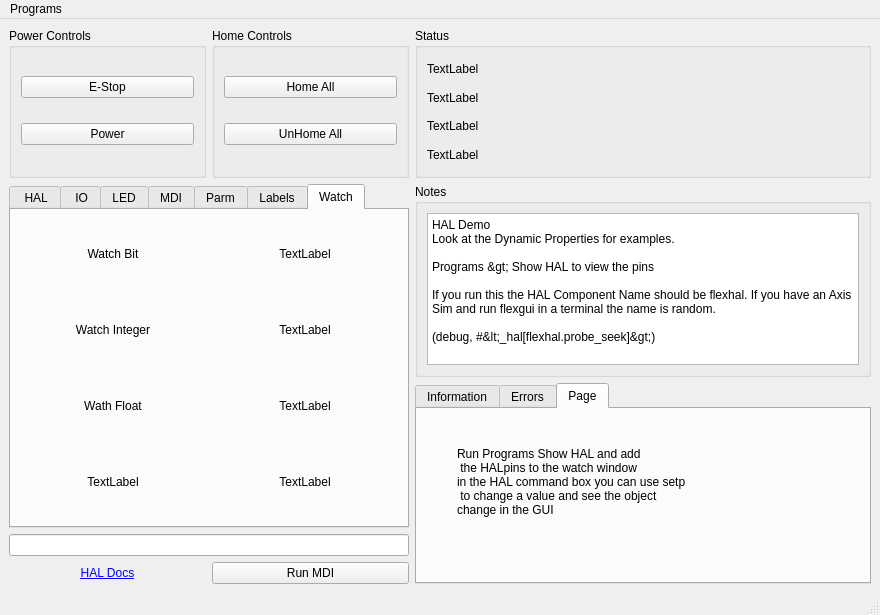
The window that examples/features/hal/hal.ui (jethornton/flexgui) describes before a commit, drawn with Qt 5.
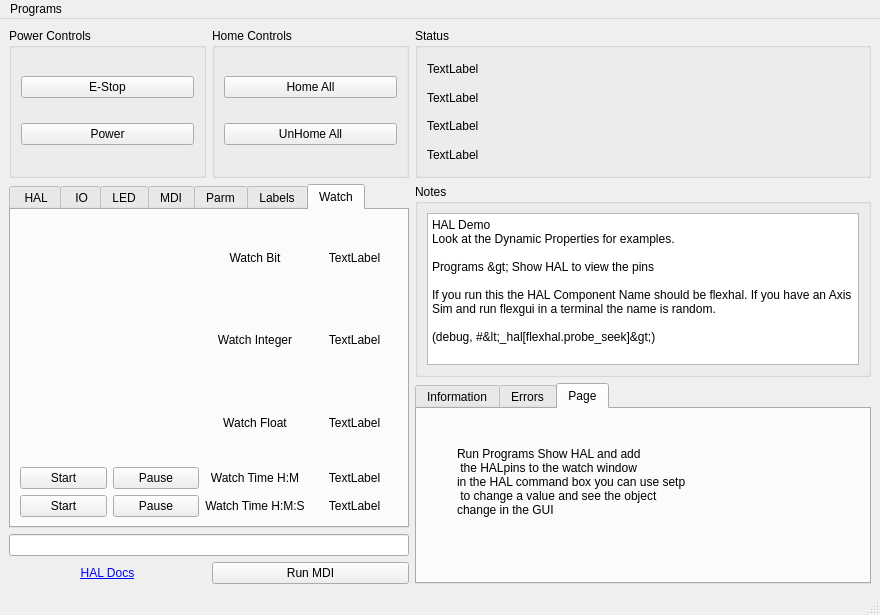
The same window after the commit.

Commit message: update example to add hal timer

```diff
--- a/examples/features/hal/hal.ui
+++ b/examples/features/hal/hal.ui
@@ -1026,7 +1026,33 @@
         <string>Watch</string>
        </attribute>
        <layout class="QGridLayout" name="gridLayout_12">
-        <item row="0" column="0">
+        <item row="3" column="2">
+         <widget class="QLabel" name="label_46">
+          <property name="text">
+           <string>Watch Time H:M</string>
+          </property>
+          <property name="alignment">
+           <set>Qt::AlignCenter</set>
+          </property>
+         </widget>
+        </item>
+        <item row="4" column="0">
+         <widget class="QPushButton" name="pushButton_4">
+          <property name="text">
+           <string>Start</string>
+          </property>
+          <property name="checkable">
+           <bool>true</bool>
+          </property>
+          <property name="function" stdset="0">
+           <string>hal_pin</string>
+          </property>
+          <property name="pin_name" stdset="0">
+           <string>start-hms-timer</string>
+          </property>
+         </widget>
+        </item>
+        <item row="0" column="2">
          <widget class="QLabel" name="label_7">
           <property name="text">
            <string>Watch Bit</string>
@@ -1036,7 +1062,36 @@
           </property>
          </widget>
         </item>
-        <item row="0" column="1">
+        <item row="2" column="2">
+         <widget class="QLabel" name="label_45">
+          <property name="text">
+           <string>Watch Float</string>
+          </property>
+          <property name="alignment">
+           <set>Qt::AlignCenter</set>
+          </property>
+         </widget>
+        </item>
+        <item row="3" column="3">
+         <widget class="QLabel" name="label_50">
+          <property name="text">
+           <string>TextLabel</string>
+          </property>
+          <property name="alignment">
+           <set>Qt::AlignCenter</set>
+          </property>
+          <property name="function" stdset="0">
+           <string>hal_watch_time_hm</string>
+          </property>
+          <property name="hours" stdset="0">
+           <string>time.0.hours</string>
+          </property>
+          <property name="minutes" stdset="0">
+           <string>time.0.minutes</string>
+          </property>
+         </widget>
+        </item>
+        <item row="0" column="3">
          <widget class="QLabel" name="label_47">
           <property name="text">
            <string>TextLabel</string>
@@ -1052,7 +1107,23 @@
           </property>
          </widget>
         </item>
-        <item row="1" column="0">
+        <item row="2" column="3">
+         <widget class="QLabel" name="label_49">
+          <property name="text">
+           <string>TextLabel</string>
+          </property>
+          <property name="alignment">
+           <set>Qt::AlignCenter</set>
+          </property>
+          <property name="function" stdset="0">
+           <string>hal_watch_float</string>
+          </property>
+          <property name="pin_name" stdset="0">
+           <string>joint.0.motor-pos-cmd</string>
+          </property>
+         </widget>
+        </item>
+        <item row="1" column="2">
          <widget class="QLabel" name="label_36">
           <property name="text">
            <string>Watch Integer</string>
@@ -1062,7 +1133,7 @@
           </property>
          </widget>
         </item>
-        <item row="1" column="1">
+        <item row="1" column="3">
          <widget class="QLabel" name="label_48">
           <property name="text">
            <string>TextLabel</string>
@@ -1078,34 +1149,34 @@
           </property>
          </widget>
         </item>
-        <item row="2" column="0">
-         <widget class="QLabel" name="label_45">
-          <property name="text">
-           <string>Wath Float</string>
-          </property>
-          <property name="alignment">
-           <set>Qt::AlignCenter</set>
-          </property>
-         </widget>
-        </item>
-        <item row="2" column="1">
-         <widget class="QLabel" name="label_49">
-          <property name="text">
-           <string>TextLabel</string>
-          </property>
-          <property name="alignment">
-           <set>Qt::AlignCenter</set>
-          </property>
-          <property name="function" stdset="0">
-           <string>hal_watch_float</string>
-          </property>
-          <property name="pin_name" stdset="0">
-           <string>joint.0.motor-pos-cmd</string>
-          </property>
-         </widget>
-        </item>
         <item row="3" column="0">
-         <widget class="QLabel" name="label_46">
+         <widget class="QPushButton" name="pushButton_2">
+          <property name="text">
+           <string>Start</string>
+          </property>
+          <property name="checkable">
+           <bool>true</bool>
+          </property>
+          <property name="function" stdset="0">
+           <string>hal_pin</string>
+          </property>
+          <property name="pin_name" stdset="0">
+           <string>start-hm-timer</string>
+          </property>
+         </widget>
+        </item>
+        <item row="4" column="2">
+         <widget class="QLabel" name="label_52">
+          <property name="text">
+           <string>Watch Time H:M:S</string>
+          </property>
+          <property name="alignment">
+           <set>Qt::AlignCenter</set>
+          </property>
+         </widget>
+        </item>
+        <item row="4" column="3">
+         <widget class="QLabel" name="label_51">
           <property name="text">
            <string>TextLabel</string>
           </property>
@@ -1115,12 +1186,34 @@
          </widget>
         </item>
         <item row="3" column="1">
-         <widget class="QLabel" name="label_50">
+         <widget class="QPushButton" name="pushButton_7">
           <property name="text">
-           <string>TextLabel</string>
+           <string>Pause</string>
           </property>
-          <property name="alignment">
-           <set>Qt::AlignCenter</set>
+          <property name="checkable">
+           <bool>true</bool>
+          </property>
+          <property name="function" stdset="0">
+           <string>hal_pin</string>
+          </property>
+          <property name="pin_name" stdset="0">
+           <string>pause-hm-timer</string>
+          </property>
+         </widget>
+        </item>
+        <item row="4" column="1">
+         <widget class="QPushButton" name="pushButton_8">
+          <property name="text">
+           <string>Pause</string>
+          </property>
+          <property name="checkable">
+           <bool>true</bool>
+          </property>
+          <property name="function" stdset="0">
+           <string>hal_pin</string>
+          </property>
+          <property name="pin_name" stdset="0">
+           <string>pause-hms-timer</string>
           </property>
          </widget>
         </item>
```
Left out of the diff: 26 changed lines with no effect on the pictures. The commit also changes 2 other files.
